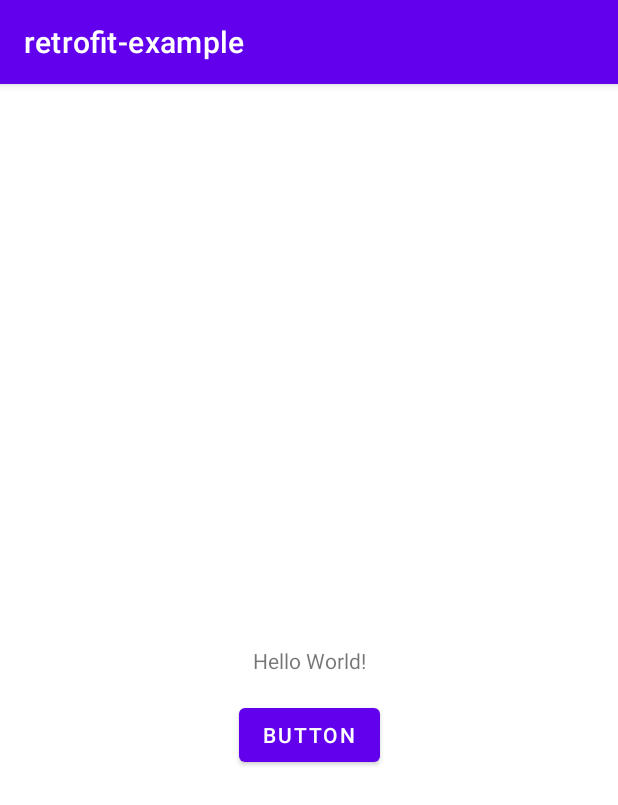
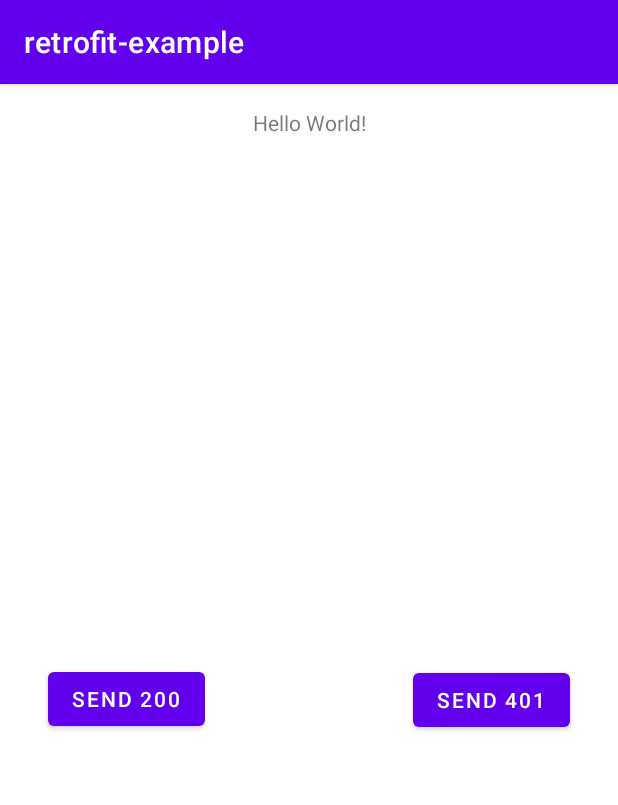
Before and after one commit to fktrcfylh1234567/android-app-template, an Android app: the screen it shows after launch (MainActivity), on a phone screen of 412 x 824 dp. Shown: the top 805 px of the screen. Run offline under Robolectric (Android 15) with nearby library versions, the phone set to English and light mode, and no system bars.

Commit message:
update example

```diff
--- a/app/src/main/java/com/nut/retrofit_example/MainActivity.kt
+++ b/app/src/main/java/com/nut/retrofit_example/MainActivity.kt
@@ -14,8 +14,15 @@ class MainActivity : AppCompatActivity() {
         super.onCreate(savedInstanceState)
         setContentView(R.layout.activity_main)
 
-        button.setOnClickListener {
-            viewModel.getData().observe(this, txtTitle::setText)
-        }
+        btnOk.setOnClickListener { viewModel.sendData(201) }
+        btnErr.setOnClickListener { viewModel.sendData(401) }
+
+        viewModel.title.observe(this, txtTitle::setText)
+        viewModel.text.observe(this, txtResult::setText)
+        viewModel.events.observe(this, ::onEvent)
+    }
+
+    private fun onEvent(msg: String) {
+        Toast.makeText(this, msg, Toast.LENGTH_SHORT).show()
     }
 }
--- a/app/src/main/java/com/nut/retrofit_example/MainViewModel.kt
+++ b/app/src/main/java/com/nut/retrofit_example/MainViewModel.kt
@@ -1,31 +1,59 @@
 package com.nut.retrofit_example
 
-import androidx.lifecycle.LiveData
-import androidx.lifecycle.MutableLiveData
-import androidx.lifecycle.ViewModel
-import androidx.lifecycle.liveData
+import androidx.lifecycle.*
 import com.nut.retrofit_example.api.ApiService
 import com.nut.retrofit_example.api.Result
 import kotlinx.coroutines.Dispatchers
+import kotlinx.coroutines.Job
+import kotlinx.coroutines.launch
+import kotlinx.coroutines.withContext
 import org.koin.java.KoinJavaComponent.inject
 
 class MainViewModel : ViewModel() {
 
-    private val _events = MutableLiveData<String>()
-    val events: LiveData<String> get() = _events
-
     private val restApi: ApiService by inject(ApiService::class.java)
 
-    fun getData() = liveData(Dispatchers.IO) {
-        val res = restApi.get("fktrc")
-            .map { "Connected to ${it.url}.\nYour ip is ${it.origin}" }
+    val title: LiveData<String> get() = _title
+    private val _title by lazy {
+        MutableLiveData<String>().apply {
+            loadIpAddress()
+        }
+    }
 
-        val msg = when (res) {
-            is Result.Success -> res.data
+    val text: LiveData<String> get() = _text
+    private val _text by lazy {
+        MutableLiveData<String>().apply {
+            loadIpAddress()
+        }
+    }
+
+    val events: LiveData<String> get() = _events
+    private val _events = MutableLiveData<String>()
+
+    fun sendData(statusCode: Int) = viewModelScope.launch {
+        val res = restApi.getStatus(statusCode, "1234")
+
+        _text.value = when (res) {
+            is Result.Success -> "Server response: ${res.data}"
             is Result.Failure -> "Server response: ${res.statusCode}"
-            Result.NetworkError -> "No connection to server"
+            Result.NetworkError -> {
+                _events.value = "Ошибка! Не удалось подключиться к серверу."
+                return@launch
+            }
+        }
+    }
+
+    private fun loadIpAddress(): Job = viewModelScope.launch {
+        val res = getIpAddress()
+        if (res !is Result.Success) {
+            _events.value = "Ошибка! Не удалось подключиться к серверу."
+            return@launch
         }
 
-        emit(msg)
+        _title.value = "Your ip address is " + res.data.origin
+    }
+
+    private suspend fun getIpAddress() = withContext(Dispatchers.IO) {
+        restApi.get()
     }
 }
--- a/app/src/main/java/com/nut/retrofit_example/MyApplication.kt
+++ b/app/src/main/java/com/nut/retrofit_example/MyApplication.kt
@@ -12,7 +12,7 @@ class MyApplication : Application() {
 
     private val appModule = module {
         viewModel { MainViewModel() }
-        single { ApiServiceFactory.getServiceApi() }
+        single { ApiServiceFactory.getServiceApi("https://httpbin.org/") }
     }
 
     override fun onCreate() {
--- a/app/src/main/java/com/nut/retrofit_example/api/ApiService.kt
+++ b/app/src/main/java/com/nut/retrofit_example/api/ApiService.kt
@@ -4,18 +4,17 @@ import com.nut.retrofit_example.models.HttpBinGetResponse
 import kotlinx.coroutines.Deferred
 import retrofit2.Response
 import retrofit2.http.GET
+import retrofit2.http.POST
 import retrofit2.http.Path
 import retrofit2.http.Query
 
 interface ApiService {
     @GET("get")
-    suspend fun get(
-        @Query(value = "userId") userId: String,
-    ): Result<HttpBinGetResponse>
+    suspend fun get(): Result<HttpBinGetResponse>
 
     @GET("/status/{code}")
     suspend fun getStatus(
         @Path("code") code: Int,
         @Query(value = "userId") userId: String,
-    ): Result<HttpBinGetResponse>
+    ): Result<Unit>
 }
--- a/app/src/main/java/com/nut/retrofit_example/models/HttpBinGetResponse.kt
+++ b/app/src/main/java/com/nut/retrofit_example/models/HttpBinGetResponse.kt
@@ -1,5 +1,3 @@
 package com.nut.retrofit_example.models
 
-data class HttpBinGetResponse(val origin: String, val url: String, val args: HttpBinGetArgs)
-
-data class HttpBinGetArgs(val userId: String)
+data class HttpBinGetResponse(val origin: String, val url: String)
--- a/app/src/main/res/layout/activity_main.xml
+++ b/app/src/main/res/layout/activity_main.xml
@@ -10,22 +10,44 @@
         android:id="@+id/txtTitle"
         android:layout_width="wrap_content"
         android:layout_height="wrap_content"
+        android:layout_marginTop="16dp"
         android:foregroundGravity="center_vertical|center|center_horizontal"
         android:gravity="center|center_horizontal|center_vertical"
         android:text="Hello World!"
-        app:layout_constraintBottom_toBottomOf="parent"
         app:layout_constraintLeft_toLeftOf="parent"
         app:layout_constraintRight_toRightOf="parent"
         app:layout_constraintTop_toTopOf="parent" />
 
     <Button
-        android:id="@+id/button"
+        android:id="@+id/btnOk"
+        android:layout_width="wrap_content"
+        android:layout_height="wrap_content"
+        android:layout_marginStart="32dp"
+        android:layout_marginTop="16dp"
+        android:text="Send 200"
+        app:layout_constraintBottom_toBottomOf="parent"
+        app:layout_constraintStart_toStartOf="parent"
+        app:layout_constraintTop_toBottomOf="@+id/txtTitle" />
+
+    <Button
+        android:id="@+id/btnErr"
         android:layout_width="wrap_content"
         android:layout_height="wrap_content"
         android:layout_marginTop="16dp"
-        android:text="Button"
+        android:layout_marginEnd="32dp"
+        android:text="Send 401"
+        app:layout_constraintBottom_toBottomOf="parent"
+        app:layout_constraintEnd_toEndOf="parent"
+        app:layout_constraintTop_toBottomOf="@+id/txtTitle"
+        app:layout_constraintVertical_bias="0.501" />
+
+    <TextView
+        android:id="@+id/txtResult"
+        android:layout_width="wrap_content"
+        android:layout_height="wrap_content"
+        android:layout_marginTop="16dp"
         app:layout_constraintEnd_toEndOf="parent"
         app:layout_constraintStart_toStartOf="parent"
-        app:layout_constraintTop_toBottomOf="@+id/txtTitle" />
+        app:layout_constraintTop_toBottomOf="@+id/btnOk" />
 
 </androidx.constraintlayout.widget.ConstraintLayout>
```
Also changed, not shown: app/src/main/java/com/nut/retrofit_example/api/ResultCallAdapterFactory.kt (+0 -7 lines).
